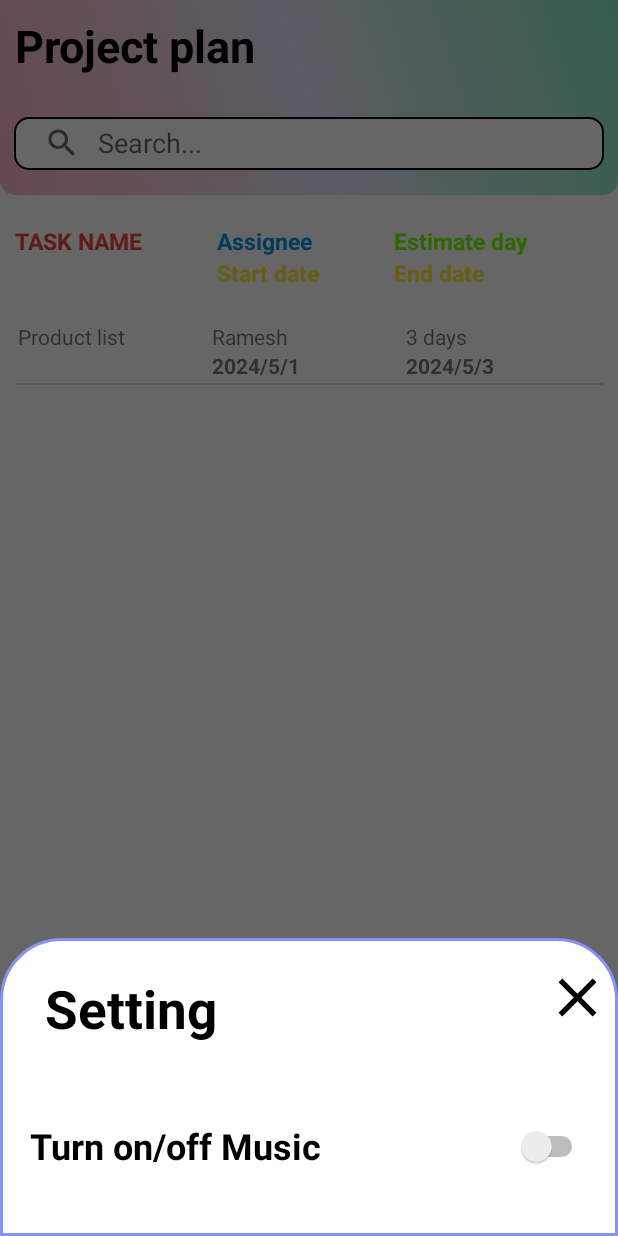
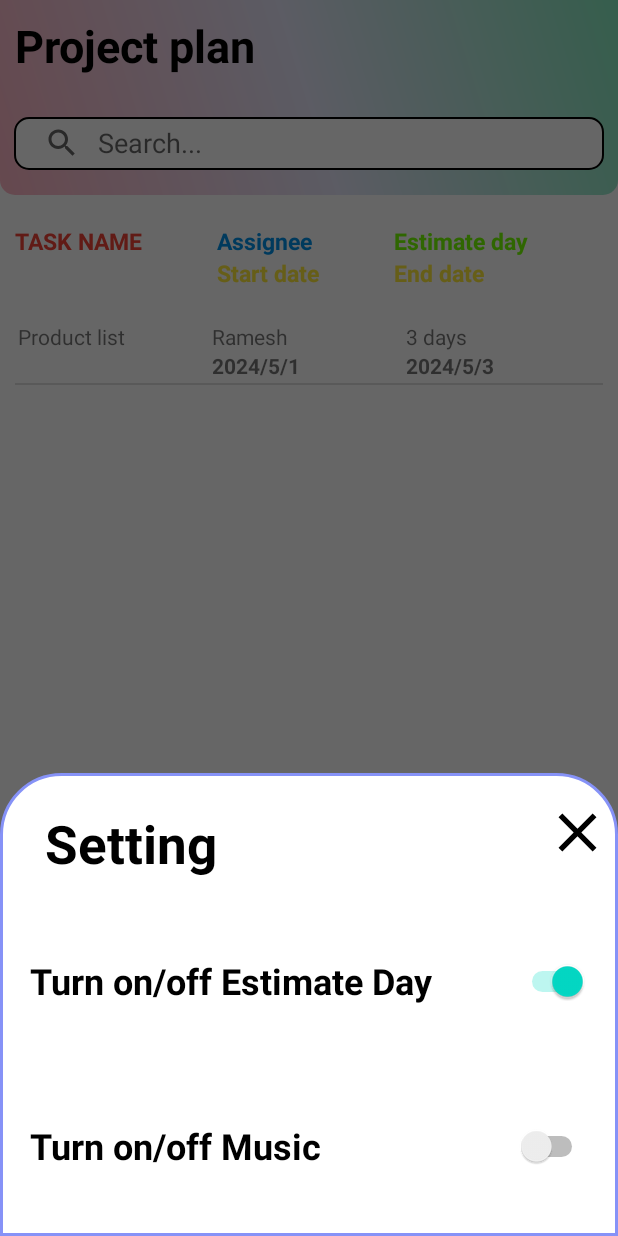
Before and after one commit to Hau09dw/Android, an Android app: the screen it shows after launch (MainActivity), item 4 of the bottom bar chosen, on a phone screen of 412 x 824 dp. Run offline under Robolectric (Android 15) with nearby library versions, the phone set to English and light mode, and no system bars; 1 statement that could not run was skipped.

Commit message:
Hide/Display EstimateDay

```diff
--- a/app/src/main/java/com/example/project_management_g1/UI/MainActivity.java
+++ b/app/src/main/java/com/example/project_management_g1/UI/MainActivity.java
@@ -14,12 +14,9 @@ import android.os.Bundle;
 import android.os.IBinder;
 import android.util.Log;
 import android.view.Gravity;
-import android.view.Menu;
-import android.view.MenuItem;
 import android.view.View;
 import android.view.ViewGroup;
 import android.view.Window;
-import android.widget.Button;
 import android.widget.DatePicker;
 import android.widget.ImageButton;
 import android.widget.ImageView;
@@ -28,7 +25,6 @@ import android.widget.TextView;
 import android.widget.Toast;
 
 import androidx.activity.EdgeToEdge;
-import androidx.annotation.NonNull;
 import androidx.appcompat.app.AppCompatActivity;
 import androidx.appcompat.widget.SearchView;
 import androidx.core.graphics.Insets;
@@ -44,8 +40,6 @@ import com.example.project_management_g1.MODEL.Task_Adapter;
 import com.example.project_management_g1.R;
 import com.google.android.material.bottomnavigation.BottomNavigationView;
 import com.google.android.material.floatingactionbutton.FloatingActionButton;
-import com.google.android.material.navigation.NavigationBarView;
-import com.google.android.material.navigation.NavigationView;
 
 import java.util.ArrayList;
 import java.util.List;
@@ -69,6 +63,7 @@ public class MainActivity extends AppCompatActivity {
 
     TextView txt_startdate, txt_enddate;
     ImageButton btnStartdate, btnEnddate;
+    TextView estimateDay;
     @Override
     protected void onCreate(Bundle savedInstanceState) {
         super.onCreate(savedInstanceState);
@@ -82,6 +77,7 @@ public class MainActivity extends AppCompatActivity {
         try {
             initializeViews();
             loadTasks();
+            //updateEstimateDayVisibility();
         } catch (Exception e) {
             e.printStackTrace();
             // Hiển thị thông báo lỗi
@@ -104,7 +100,6 @@ public class MainActivity extends AppCompatActivity {
         bottomNavigationView.setBackground(null);
         bottomNavigationView.setOnItemSelectedListener(item -> {
             int itemId = item.getItemId();
-
             if (itemId == R.id.bottom_home_id) {
                 return true;
             } else if (itemId == R.id.bottom_setting_id) {
@@ -240,7 +235,6 @@ public class MainActivity extends AppCompatActivity {
             BackgroundMusicService.LocalBinder binder = (BackgroundMusicService.LocalBinder) service;
             musicService = binder.getService();
             isBound = true;
-
             // Check saved state and play music if it was on
             if (getMusicState()) {
                 musicService.playMusic();
@@ -275,8 +269,16 @@ public class MainActivity extends AppCompatActivity {
         } else {
             Log.e("MainActivity", "musicSwitch not found in settings layout");
         }
-
-
+        Switch estimateDaySwitch = dialog.findViewById(R.id.estimateDaySwitch);
+        if (estimateDaySwitch != null) {
+            estimateDaySwitch.setChecked(getEstimateDayState());
+            estimateDaySwitch.setOnCheckedChangeListener((buttonView, isChecked) -> {
+                saveEstimateDayState(isChecked);
+                updateEstimateDayVisibility();
+            });
+        } else {
+            Log.e("MainActivity", "estimateDaySwitch not found in settings layout");
+        }
         cancelButton = dialog.findViewById(R.id.cancelMusicButton);
         if (cancelButton != null) {
             cancelButton.setOnClickListener(view -> dialog.dismiss());
@@ -294,7 +296,6 @@ public class MainActivity extends AppCompatActivity {
             window.getAttributes().windowAnimations = R.style.DialogAnimation;
             window.setGravity(Gravity.BOTTOM);
         }
-
         dialog.show();
     }
     private boolean getMusicState() {
@@ -306,6 +307,17 @@ public class MainActivity extends AppCompatActivity {
         SharedPreferences settings = getSharedPreferences(PREFS_NAME, 0);
         SharedPreferences.Editor editor = settings.edit();
         editor.putBoolean(MUSIC_STATE, state);
+        editor.apply();
+    }
+    private boolean getEstimateDayState(){
+        SharedPreferences estimate = getSharedPreferences("EstimateDay",0);
+        return estimate.getBoolean("On",true);
+    }
+    private void saveEstimateDayState(boolean state)
+    {
+        SharedPreferences estimate = getSharedPreferences("EstimateDay",0);
+        SharedPreferences.Editor editor = estimate.edit();
+        editor.putBoolean("On",state);
         editor.apply();
     }
 
@@ -321,12 +333,12 @@ public class MainActivity extends AppCompatActivity {
     @Override
     protected void onResume() {
         super.onResume();
+        updateEstimateDayVisibility();
         if (isBound && getMusicState() && wasPlayingBeforePause) {
             musicService.playMusic();
             wasPlayingBeforePause = false;
         }
     }
-
     @Override
     protected void onDestroy() {
         super.onDestroy();
@@ -336,7 +348,11 @@ public class MainActivity extends AppCompatActivity {
             isBound = false;
         }
     }
+    private void updateEstimateDayVisibility() {
+        estimateDay = findViewById(R.id.item_estimateday);
+        if (estimateDay != null) {
 
-
-
+            estimateDay.setVisibility(getEstimateDayState() ? View.VISIBLE : View.INVISIBLE);
+        }
+    }
 }
--- a/app/src/main/res/layout/setting.xml
+++ b/app/src/main/res/layout/setting.xml
@@ -38,6 +38,22 @@
     </LinearLayout>
 
     <LinearLayout
+        android:orientation="vertical"
+        android:layout_width="match_parent"
+        android:layout_height="100dp"
+        android:layout_marginTop="10dp"
+        android:padding="10dp">
+        <Switch
+            android:id="@+id/estimateDaySwitch"
+            android:layout_width="match_parent"
+            android:layout_height="match_parent"
+            android:text="Turn on/off Estimate Day"
+            android:textStyle="bold"
+            android:textSize="24dp"
+        />
+    </LinearLayout>
+
+    <LinearLayout
         android:id="@+id/layout_taskName"
         android:orientation="vertical"
         android:layout_width="match_parent"
@@ -51,6 +67,6 @@
             android:text="Turn on/off Music"
             android:textStyle="bold"
             android:textSize="24dp"
-        />
+            />
     </LinearLayout>
 </LinearLayout>
```
